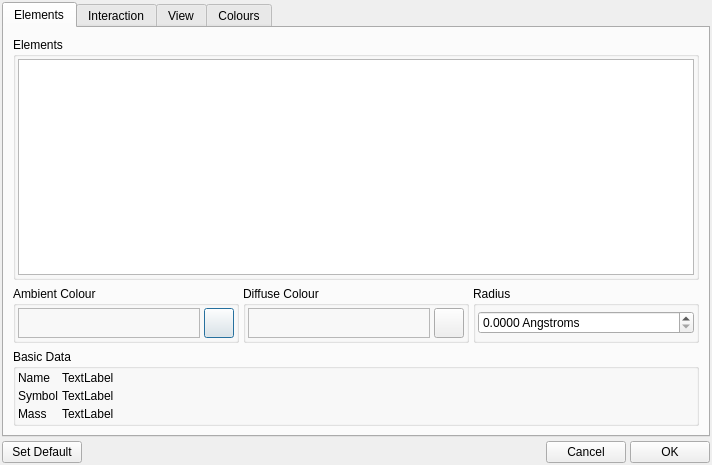
Above: branches/bison/src/gui/prefs.ui from trisyoungs/aten before the change. Below: the same form after it.
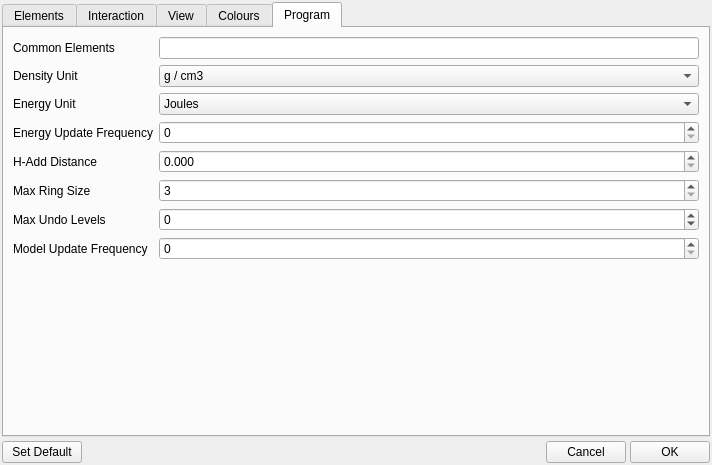
That is the form after the change. The open tabs and pages were chosen to show the change. Icons and pictures are not drawn. Custom widgets are drawn as their Qt base class.

Commit message: Reverted ReturnValue::setPtr() to overloaded ReturnValue::set(). Fixed PreferencesVariable to use the provided pointer when setting and retrieving values. FInalised Prefs::save(). More updates to Prefs window. Changed LineParser::readChars() and associated 'readchars' command to take an optional boolean to force skipping of end-of-line markers.

What changed in the file:
```diff
--- a/branches/bison/src/gui/prefs.ui
+++ b/branches/bison/src/gui/prefs.ui
@@ -2684,6 +2684,215 @@
        </item>
       </layout>
      </widget>
+     <widget class="QWidget" name="ProgramTab" >
+      <attribute name="title" >
+       <string>Program</string>
+      </attribute>
+      <layout class="QVBoxLayout" >
+       <property name="margin" >
+        <number>9</number>
+       </property>
+       <property name="spacing" >
+        <number>6</number>
+       </property>
+       <item>
+        <layout class="QGridLayout" >
+         <property name="margin" >
+          <number>0</number>
+         </property>
+         <property name="spacing" >
+          <number>6</number>
+         </property>
+         <item row="6" column="1" >
+          <widget class="QSpinBox" name="MaxUndoLevelsSpin" >
+           <property name="toolTip" >
+            <string>Number of undo levels per model (-1 = unlimited)</string>
+           </property>
+           <property name="suffix" >
+            <string/>
+           </property>
+           <property name="maximum" >
+            <number>999</number>
+           </property>
+           <property name="minimum" >
+            <number>-1</number>
+           </property>
+          </widget>
+         </item>
+         <item row="5" column="0" >
+          <widget class="QLabel" name="label_26" >
+           <property name="text" >
+            <string>Max Ring Size</string>
+           </property>
+          </widget>
+         </item>
+         <item row="6" column="0" >
+          <widget class="QLabel" name="label_16" >
+           <property name="text" >
+            <string>Max Undo Levels</string>
+           </property>
+          </widget>
+         </item>
+         <item row="3" column="0" >
+          <widget class="QLabel" name="label_27" >
+           <property name="text" >
+            <string>Energy Update Frequency</string>
+           </property>
+          </widget>
+         </item>
+         <item row="1" column="1" >
+          <widget class="QComboBox" name="DensityUnitCombo" >
+           <property name="toolTip" >
+            <string>Global density unit in use</string>
+           </property>
+           <property name="currentIndex" >
+            <number>0</number>
+           </property>
+           <item>
+            <property name="text" >
+             <string>g / cm3</string>
+            </property>
+           </item>
+           <item>
+            <property name="text" >
+             <string>Atoms / &amp;#8491;&lt;sup>-3&lt;/sup></string>
+            </property>
+           </item>
+          </widget>
+         </item>
+         <item row="2" column="1" >
+          <widget class="QComboBox" name="EnergyUnitCombo" >
+           <property name="toolTip" >
+            <string>Global energy unit in use</string>
+           </property>
+           <item>
+            <property name="text" >
+             <string>Joules</string>
+            </property>
+           </item>
+           <item>
+            <property name="text" >
+             <string>KiloJoules</string>
+            </property>
+           </item>
+           <item>
+            <property name="text" >
+             <string>Calories</string>
+            </property>
+           </item>
+           <item>
+            <property name="text" >
+             <string>KiloCalories</string>
+            </property>
+           </item>
+           <item>
+            <property name="text" >
+             <string>ElectronVolts</string>
+            </property>
+           </item>
+           <item>
+            <property name="text" >
+             <string>Hartree</string>
+            </property>
+           </item>
+          </widget>
+         </item>
+         <item row="5" column="1" >
+          <widget class="QSpinBox" name="MaxRingSizeSpin" >
+           <property name="toolTip" >
+            <string>Maximum ring size detected when typing atoms</string>
+           </property>
+           <property name="minimum" >
+            <number>3</number>
+           </property>
+          </widget>
+         </item>
+         <item row="3" column="1" >
+          <widget class="QSpinBox" name="EnergyUpdateSpin" >
+           <property name="toolTip" >
+            <string>Frequency of energy output for various methods</string>
+           </property>
+           <property name="maximum" >
+            <number>1000</number>
+           </property>
+          </widget>
+         </item>
+         <item row="7" column="0" >
+          <widget class="QLabel" name="label_28" >
+           <property name="text" >
+            <string>Model Update Frequency</string>
+           </property>
+          </widget>
+         </item>
+         <item row="2" column="0" >
+          <widget class="QLabel" name="label_17" >
+           <property name="text" >
+            <string>Energy Unit</string>
+           </property>
+          </widget>
+         </item>
+         <item row="7" column="1" >
+          <widget class="QSpinBox" name="ModelUpdateSpin" >
+           <property name="toolTip" >
+            <string>Model view update frequency for various methods</string>
+           </property>
+          </widget>
+         </item>
+         <item row="4" column="1" >
+          <widget class="QDoubleSpinBox" name="HAddDistanceSpin" >
+           <property name="toolTip" >
+            <string>X-H distance used when adding hydrogen atoms to models</string>
+           </property>
+           <property name="decimals" >
+            <number>3</number>
+           </property>
+          </widget>
+         </item>
+         <item row="4" column="0" >
+          <widget class="QLabel" name="label_19" >
+           <property name="text" >
+            <string>H-Add Distance</string>
+           </property>
+          </widget>
+         </item>
+         <item row="1" column="0" >
+          <widget class="QLabel" name="label_18" >
+           <property name="text" >
+            <string>Density Unit</string>
+           </property>
+          </widget>
+         </item>
+         <item row="0" column="0" >
+          <widget class="QLabel" name="label_33" >
+           <property name="text" >
+            <string>Common Elements</string>
+           </property>
+          </widget>
+         </item>
+         <item row="0" column="1" >
+          <widget class="QLineEdit" name="CommonElementsEdit" >
+           <property name="toolTip" >
+            <string>List of common elements that appear as separate buttons in the Select Element dialog</string>
+           </property>
+          </widget>
+         </item>
+        </layout>
+       </item>
+       <item>
+        <spacer>
+         <property name="orientation" >
+          <enum>Qt::Vertical</enum>
+         </property>
+         <property name="sizeHint" >
+          <size>
+           <width>20</width>
+           <height>40</height>
+          </size>
+         </property>
+        </spacer>
+       </item>
+      </layout>
+     </widget>
     </widget>
    </item>
    <item>
```
Left out of the diff: 39 changed lines with no effect on the pictures. The commit also changes 37 other files.
